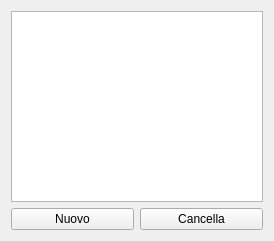
Before: the Qt Designer form src/destinazionidlg.ui in mtonin/gestcassa, drawn with Qt 5.
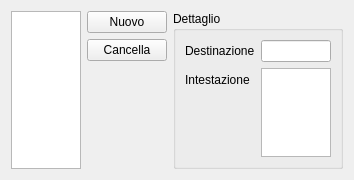
After: the same form once the commit is applied.

Commit message: - corretta gestione destinazioni di stampa - modificato colore orologio

Patch:
```diff
--- a/src/destinazionidlg.ui
+++ b/src/destinazionidlg.ui
@@ -6,16 +6,19 @@
    <rect>
     <x>0</x>
     <y>0</y>
-    <width>274</width>
-    <height>241</height>
+    <width>320</width>
+    <height>180</height>
    </rect>
   </property>
   <property name="windowTitle">
    <string>Form</string>
   </property>
-  <layout class="QVBoxLayout" name="verticalLayout">
+  <layout class="QHBoxLayout" name="horizontalLayout">
    <item>
-    <widget class="QTableView" name="destinazioniList">
+    <widget class="QTableView" name="destinazioneTbl">
+     <property name="editTriggers">
+      <set>QAbstractItemView::NoEditTriggers</set>
+     </property>
      <property name="selectionMode">
       <enum>QAbstractItemView::SingleSelection</enum>
      </property>
@@ -40,7 +43,7 @@
     </widget>
    </item>
    <item>
-    <layout class="QHBoxLayout" name="horizontalLayout_2">
+    <layout class="QVBoxLayout" name="verticalLayout">
      <item>
       <widget class="QPushButton" name="nuovoBtn">
        <property name="text">
@@ -55,8 +58,64 @@
        </property>
       </widget>
      </item>
+     <item>
+      <spacer name="verticalSpacer">
+       <property name="orientation">
+        <enum>Qt::Vertical</enum>
+       </property>
+       <property name="sizeHint" stdset="0">
+        <size>
+         <width>20</width>
+         <height>40</height>
+        </size>
+       </property>
+      </spacer>
+     </item>
     </layout>
    </item>
+   <item>
+    <widget class="QGroupBox" name="groupBox">
+     <property name="title">
+      <string>Dettaglio</string>
+     </property>
+     <layout class="QVBoxLayout" name="verticalLayout_2">
+      <item>
+       <layout class="QFormLayout" name="formLayout">
+        <item row="0" column="0">
+         <widget class="QLabel" name="label">
+          <property name="text">
+           <string>Destinazione</string>
+          </property>
+          <property name="buddy">
+           <cstring>destinazioneTxt</cstring>
+          </property>
+         </widget>
+        </item>
+        <item row="0" column="1">
+         <widget class="QLineEdit" name="destinazioneTxt"/>
+        </item>
+        <item row="1" column="0">
+         <widget class="QLabel" name="label_2">
+          <property name="text">
+           <string>Intestazione</string>
+          </property>
+          <property name="buddy">
+           <cstring>intestazioneTxt</cstring>
+          </property>
+         </widget>
+        </item>
+        <item row="1" column="1">
+         <widget class="QPlainTextEdit" name="intestazioneTxt">
+          <property name="tabChangesFocus">
+           <bool>true</bool>
+          </property>
+         </widget>
+        </item>
+       </layout>
+      </item>
+     </layout>
+    </widget>
+   </item>
   </layout>
  </widget>
  <resources/>
```
The commit also changes 5 other files.
